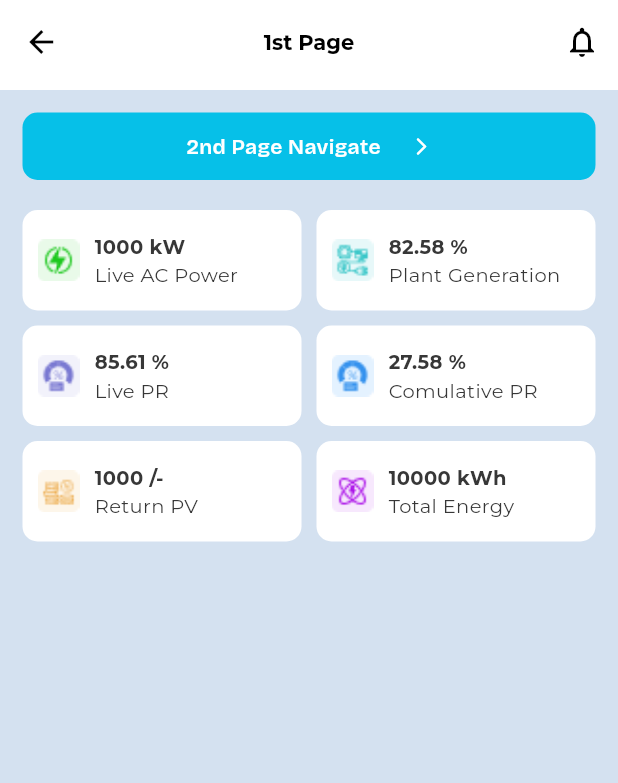
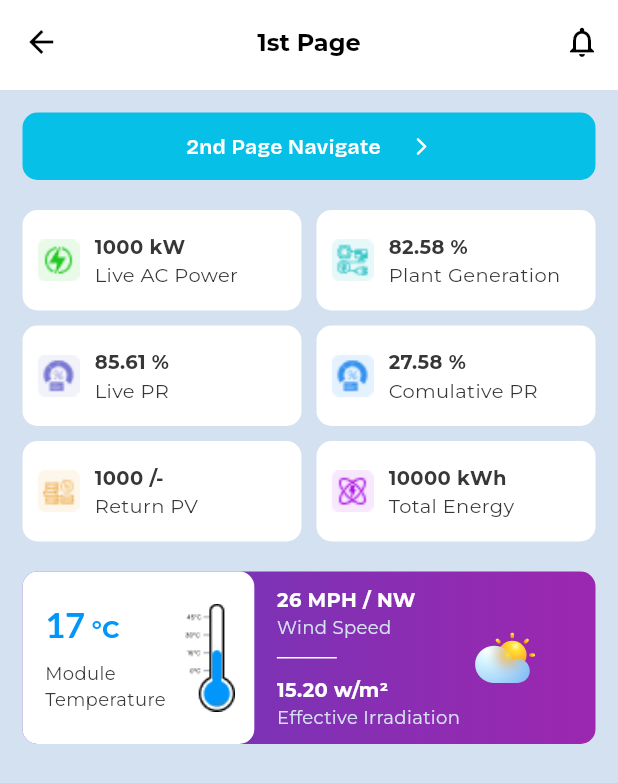
Before and after one commit to sardaarNiamotullah/scube, a Flutter app: the FirstPage screen opened directly, on a phone screen of 412 x 824 dp. Shown: the top 783 px of the screen. Run offline on Flutter 3.47's test engine with Material 3 defaults, Android fonts, the phone set to English and light mode, and no system bars; our stand-ins replace flutter_svg, get, google_fonts.

Commit message:
feat: complete temp module section

```diff
--- a/lib/core/constants/assets_img_const.dart
+++ b/lib/core/constants/assets_img_const.dart
@@ -7,4 +7,6 @@ class AssetsImgConst {
   static const String plantGeneration = 'assets/images/plant_generation.png';
   static const String returnPv = 'assets/images/return_pv.png';
   static const String totalEnergy = 'assets/images/total_energy.png';
+
+  static const String thermometer = 'assets/images/thermometer.png';
 }
--- a/lib/core/constants/assets_svg_const.dart
+++ b/lib/core/constants/assets_svg_const.dart
@@ -1,3 +1,4 @@
 class AssetsSvgConst {
   static const String eye = 'assets/svg/eye.svg';
+  static const String cloudy = 'assets/svg/cloudy.svg';
 }
--- a/lib/core/utils/text_utils.dart
+++ b/lib/core/utils/text_utils.dart
@@ -15,7 +15,7 @@ class TextUtils {
   static TextStyle title2({color, required context}) {
     return TextStyle(
       color: color ?? CustomTheme.of(context).black,
-      fontSize: 16,
+      fontSize: 20,
       fontFamily: GoogleFonts.montserrat().fontFamily,
       fontWeight: FontWeight.bold,
     );
@@ -24,7 +24,7 @@ class TextUtils {
   static TextStyle title3({color, required context}) {
     return TextStyle(
       color: color ?? CustomTheme.of(context).black,
-      fontSize: 14,
+      fontSize: 16,
       fontFamily: GoogleFonts.montserrat().fontFamily,
       fontWeight: FontWeight.bold,
     );
--- a/lib/features/first_page/presentation/first_page.dart
+++ b/lib/features/first_page/presentation/first_page.dart
@@ -5,6 +5,7 @@ import 'package:scube/core/utils/ui_const.dart';
 import 'package:scube/core/widgets/appbar_common.dart';
 import 'package:scube/core/widgets/button_primary.dart';
 import 'package:scube/core/widgets/default_margin_widget.dart';
+import 'package:scube/features/first_page/presentation/sections/cards/module_temperature_card.dart';
 import 'package:scube/features/first_page/presentation/sections/overview_stat_section.dart';
 import 'package:scube/features/second_page/presentation/second_page.dart';
 
@@ -52,6 +53,12 @@ class FirstPage extends StatelessWidget {
             // Overview stats section
             //===================================================================
             const OverviewStatSection(),
+            gapH(20),
+
+            //===================================================================
+            // Temp module section
+            //===================================================================
+            const ModuleTemperatureCard(),
           ],
         ),
       ),
--- /dev/null
+++ b/lib/features/first_page/presentation/sections/cards/module_temperature_card.dart
@@ -0,0 +1,131 @@
+import 'package:flutter/material.dart';
+import 'package:flutter_svg/flutter_svg.dart';
+import 'package:scube/core/constants/assets_img_const.dart';
+import 'package:scube/core/constants/assets_svg_const.dart';
+import 'package:scube/core/themes/custom_theme.dart';
+import 'package:scube/core/utils/text_utils.dart';
+import 'package:scube/core/utils/ui_const.dart';
+
+class ModuleTemperatureCard extends StatelessWidget {
+  const ModuleTemperatureCard({super.key});
+
+  @override
+  Widget build(BuildContext context) {
+    final theme = CustomTheme.of(context);
+
+    return Container(
+      width: double.infinity,
+      decoration: BoxDecoration(
+        gradient: const LinearGradient(
+          begin: Alignment.centerLeft,
+          end: Alignment.centerRight,
+          colors: [Colors.deepPurple, Colors.purple],
+        ),
+        borderRadius: BorderRadius.circular(10),
+      ),
+      child: Row(
+        crossAxisAlignment: CrossAxisAlignment.center,
+        children: [
+          //===================================================================
+          // White overview container (Module temperature)
+          //===================================================================
+          Container(
+            padding: EdgeInsets.only(top: 15, bottom: 15, left: 15, right: 10),
+            // height: 120,
+            decoration: BoxDecoration(
+              color: Colors.white,
+              borderRadius: BorderRadius.circular(10),
+            ),
+            child: Center(
+              child: Row(
+                crossAxisAlignment: .center,
+                children: [
+                  Column(
+                    crossAxisAlignment: .start,
+                    children: [
+                      RichText(
+                        text: TextSpan(
+                          children: [
+                            TextSpan(
+                              text: '17',
+                              style: TextUtils.title1(
+                                context: context,
+                                color: theme.primary,
+                              ),
+                            ),
+                            TextSpan(
+                              text: ' °C',
+                              style: TextUtils.title3(
+                                context: context,
+                                color: theme.primary,
+                              ),
+                            ),
+                          ],
+                        ),
+                      ),
+                      gapH(10),
+                      Text(
+                        'Module \nTemperature',
+                        style: TextUtils.caption1(context: context),
+                      ),
+                    ],
+                  ),
+                  gapW(10),
+                  Image.asset(AssetsImgConst.thermometer, height: 85),
+                ],
+              ),
+            ),
+          ),
+          gapW(15),
+
+          //===================================================================
+          // Stats column (Wind + Irradiation)
+          //===================================================================
+          Column(
+            crossAxisAlignment: CrossAxisAlignment.start,
+            children: [
+              gapH(8),
+              Text(
+                '26 MPH / NW',
+                style: TextUtils.b1Bold(context: context, color: Colors.white),
+              ),
+              Text(
+                'Wind Speed',
+                style: TextUtils.caption1(
+                  context: context,
+                  color: theme.bgPrimary,
+                ),
+              ),
+              gapH(4),
+
+              const SizedBox(
+                width: 40,
+                child: Divider(color: Colors.white, thickness: 1),
+              ),
+              gapH(4),
+
+              Text(
+                '15.20 w/m²',
+                style: TextUtils.b1Bold(context: context, color: Colors.white),
+              ),
+              Text(
+                'Effective Irradiation',
+                style: TextUtils.caption1(
+                  context: context,
+                  color: theme.bgPrimary,
+                ),
+              ),
+              gapH(8),
+            ],
+          ),
+          gapW(10),
+
+          //===================================================================
+          // Weather icon section
+          //===================================================================
+          SvgPicture.asset(AssetsSvgConst.cloudy, height: 40, width: 40),
+        ],
+      ),
+    );
+  }
+}
--- a/lib/features/first_page/presentation/sections/overview_stat_section.dart
+++ b/lib/features/first_page/presentation/sections/overview_stat_section.dart
@@ -1,6 +1,7 @@
 import 'package:flutter/material.dart';
 import 'package:flutter_staggered_grid_view/flutter_staggered_grid_view.dart';
 import 'package:scube/core/constants/assets_img_const.dart';
+import 'package:scube/core/utils/ui_const.dart';
 import 'package:scube/features/first_page/presentation/sections/cards/overview_stat_card.dart';
 
 class OverviewStatSection extends StatelessWidget {
@@ -42,6 +43,7 @@ class OverviewStatSection extends StatelessWidget {
       mainAxisSpacing: 10,
       crossAxisSpacing: 10,
       shrinkWrap: true,
+      padding: edgeInsetsZero,
       physics: const NeverScrollableScrollPhysics(),
       itemBuilder: (context, index) {
         final item = overviewStats[index];
```
Also changed, not shown: assets/images/thermometer.png (added), assets/svg/cloudy.svg (added).
